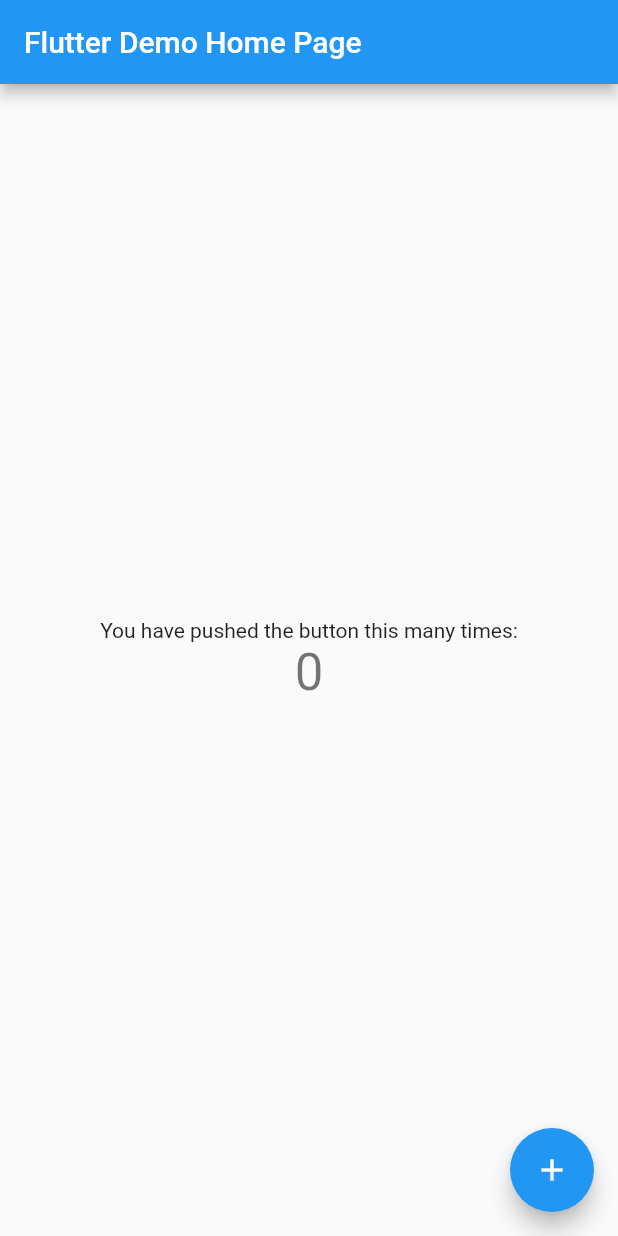
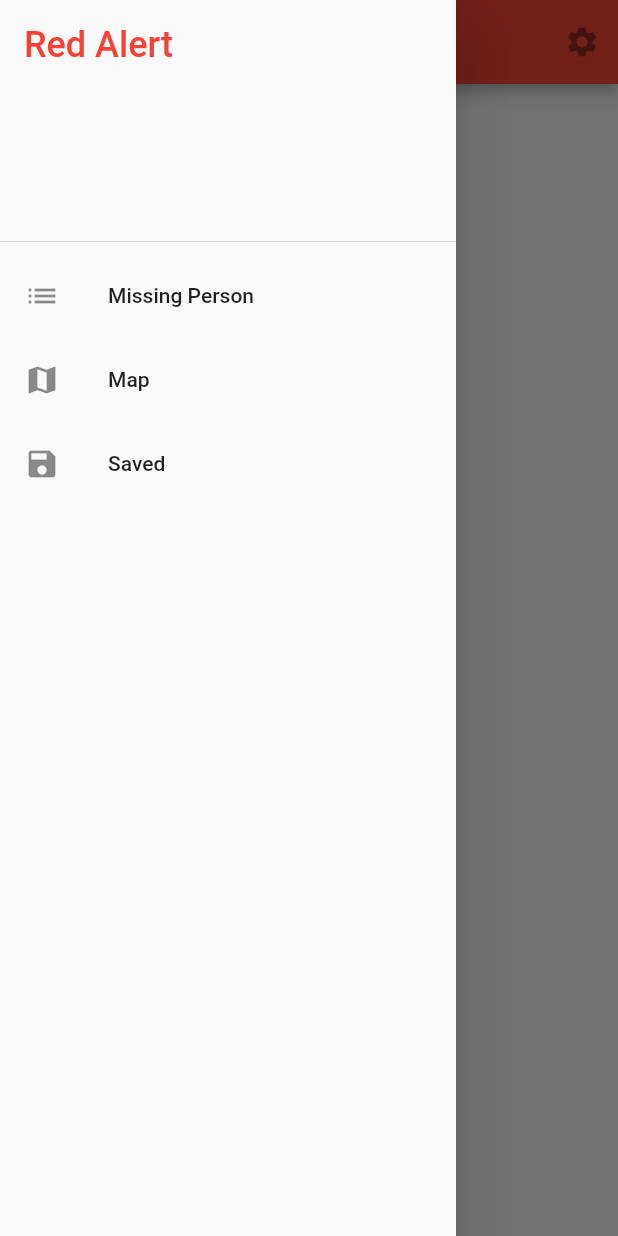
Before and after one commit to pandaandbun/Flutter-RedAlert, a Flutter app: the screen it shows after launch, with the side drawer open (before the commit the screen has no drawer), on a phone screen of 412 x 824 dp. Run offline on Flutter 3.47's test engine with Material 2 defaults, Android fonts, the phone set to English and light mode, and no system bars.

Commit message:
FEAT - add placeholder widget and data

```diff
--- a/lib/main.dart
+++ b/lib/main.dart
@@ -1,117 +1,23 @@
 import 'package:flutter/material.dart';
+import 'missing_person_screen.dart';
+import 'map_screen.dart';
+import 'saved_person_screen.dart';
 
-void main() {
-  runApp(MyApp());
-}
+void main() => runApp(MyApp());
 
 class MyApp extends StatelessWidget {
-  // This widget is the root of your application.
   @override
   Widget build(BuildContext context) {
     return MaterialApp(
-      title: 'Flutter Demo',
       theme: ThemeData(
-        // This is the theme of your application.
-        //
-        // Try running your application with "flutter run". You'll see the
-        // application has a blue toolbar. Then, without quitting the app, try
-        // changing the primarySwatch below to Colors.green and then invoke
-        // "hot reload" (press "r" in the console where you ran "flutter run",
-        // or simply save your changes to "hot reload" in a Flutter IDE).
-        // Notice that the counter didn't reset back to zero; the application
-        // is not restarted.
-        primarySwatch: Colors.blue,
-        // This makes the visual density adapt to the platform that you run
-        // the app on. For desktop platforms, the controls will be smaller and
-        // closer together (more dense) than on mobile platforms.
-        visualDensity: VisualDensity.adaptivePlatformDensity,
+        primarySwatch: Colors.red,
       ),
-      home: MyHomePage(title: 'Flutter Demo Home Page'),
+      initialRoute: '/',
+      routes: {
+        '/': (context) => MissingPerson(),
+        '/map': (context) => MapView(),
+        '/saved': (context) => SavedPerson(),
+      },
     );
   }
 }
-
-class MyHomePage extends StatefulWidget {
-  MyHomePage({Key key, this.title}) : super(key: key);
-
-  // This widget is the home page of your application. It is stateful, meaning
-  // that it has a State object (defined below) that contains fields that affect
-  // how it looks.
-
-  // This class is the configuration for the state. It holds the values (in this
-  // case the title) provided by the parent (in this case the App widget) and
-  // used by the build method of the State. Fields in a Widget subclass are
-  // always marked "final".
-
-  final String title;
-
-  @override
-  _MyHomePageState createState() => _MyHomePageState();
-}
-
-class _MyHomePageState extends State<MyHomePage> {
-  int _counter = 0;
-
-  void _incrementCounter() {
-    setState(() {
-      // This call to setState tells the Flutter framework that something has
-      // changed in this State, which causes it to rerun the build method below
-      // so that the display can reflect the updated values. If we changed
-      // _counter without calling setState(), then the build method would not be
-      // called again, and so nothing would appear to happen.
-      _counter++;
-    });
-  }
-
-  @override
-  Widget build(BuildContext context) {
-    // This method is rerun every time setState is called, for instance as done
-    // by the _incrementCounter method above.
-    //
-    // The Flutter framework has been optimized to make rerunning build methods
-    // fast, so that you can just rebuild anything that needs updating rather
-    // than having to individually change instances of widgets.
-    return Scaffold(
-      appBar: AppBar(
-        // Here we take the value from the MyHomePage object that was created by
-        // the App.build method, and use it to set our appbar title.
-        title: Text(widget.title),
-      ),
-      body: Center(
-        // Center is a layout widget. It takes a single child and positions it
-        // in the middle of the parent.
-        child: Column(
-          // Column is also a layout widget. It takes a list of children and
-          // arranges them vertically. By default, it sizes itself to fit its
-          // children horizontally, and tries to be as tall as its parent.
-          //
-          // Invoke "debug painting" (press "p" in the console, choose the
-          // "Toggle Debug Paint" action from the Flutter Inspector in Android
-          // Studio, or the "Toggle Debug Paint" command in Visual Studio Code)
-          // to see the wireframe for each widget.
-          //
-          // Column has various properties to control how it sizes itself and
-          // how it positions its children. Here we use mainAxisAlignment to
-          // center the children vertically; the main axis here is the vertical
-          // axis because Columns are vertical (the cross axis would be
-          // horizontal).
-          mainAxisAlignment: MainAxisAlignment.center,
-          children: <Widget>[
-            Text(
-              'You have pushed the button this many times:',
-            ),
-            Text(
-              '$_counter',
-              style: Theme.of(context).textTheme.headline4,
-            ),
-          ],
-        ),
-      ),
-      floatingActionButton: FloatingActionButton(
-        onPressed: _incrementCounter,
-        tooltip: 'Increment',
-        child: Icon(Icons.add),
-      ), // This trailing comma makes auto-formatting nicer for build methods.
-    );
-  }
-}
--- /dev/null
+++ b/lib/missing_person_screen.dart
@@ -0,0 +1,58 @@
+import 'package:flutter/material.dart';
+
+class MissingPerson extends StatelessWidget {
+  @override
+  Widget build(BuildContext context) {
+    return Scaffold(
+      appBar: AppBar(
+        title: Text('Missing Person'),
+        actions: [
+          IconButton(
+            icon: Icon(Icons.settings),
+            tooltip: "Settings",
+            onPressed: null,
+          )
+        ],
+      ),
+      drawer: Drawer(
+        child: ListView(padding: EdgeInsets.zero, children: [
+          DrawerHeader(
+            child: Text(
+              'Red Alert',
+              style: TextStyle(
+                color: Colors.red,
+                fontSize: 24,
+              ),
+            ),
+          ),
+          ListTile(
+            leading: Icon(Icons.list),
+            title: Text('Missing Person'),
+            onTap: () => Navigator.pop(context),
+          ),
+          ListTile(
+            leading: Icon(Icons.map),
+            title: Text('Map'),
+            onTap: () => Navigator.pushNamed(context, '/map'),
+          ),
+          ListTile(
+            leading: Icon(Icons.save),
+            title: Text('Saved'),
+            onTap: () => Navigator.pushNamed(context, '/saved'),
+          ),
+        ]),
+      ),
+      body: ListView.separated(
+        itemBuilder: (BuildContext context, int index) => ListTile(
+          leading: Icon(Icons.pregnant_woman),
+          title: Text("Jane Doe"),
+          subtitle: Text("Missing Since 2006"),
+        ),
+        separatorBuilder: (BuildContext context, int index) => Divider(
+          color: Colors.transparent,
+        ),
+        itemCount: 10,
+      ),
+    );
+  }
+}
```
Also changed, not shown: lib/map_screen.dart (added, +20 -0 lines), lib/saved_person_screen.dart (added, +30 -0 lines).
